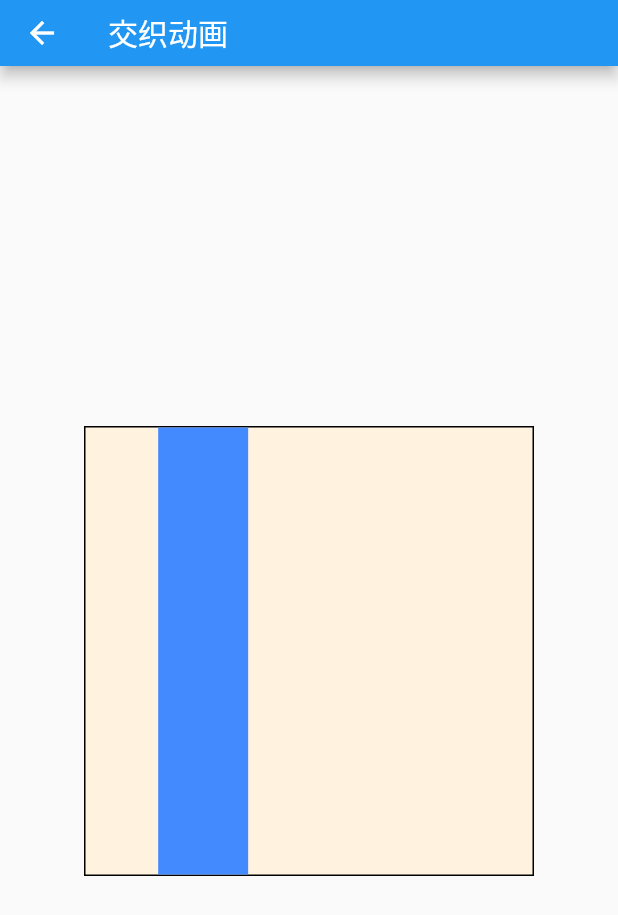
After one commit to dev-zhang/flutter_study, a Flutter app: the StaggerAnimationPage screen opened directly, on a phone screen of 412 x 824 dp. The commit adds this screen. Shown: the top 915 px of the screen. Run offline on Flutter 3.47's test engine with Material 2 defaults, Android fonts, the phone set to English and light mode, and no system bars; our stand-ins replace event_bus, flutter_svg; missing offline and left inert: color_thief_flutter.

Commit message:
添加交织动画示例

```diff
--- a/lib/animation/animation_page.dart
+++ b/lib/animation/animation_page.dart
@@ -4,6 +4,7 @@ import 'package:flutter_study/animation/animated_widget_page.dart';
 import 'package:flutter_study/animation/animationcontroller_page.dart';
 import 'package:flutter_study/animation/hero_page.dart';
 import 'package:flutter_study/animation/route_animation_page.dart';
+import 'package:flutter_study/animation/stagger_animation_page.dart';
 import 'package:flutter_study/constant/constant.dart';
 
 class AnimationPage extends StatelessWidget {
@@ -51,6 +52,11 @@ class AnimationPage extends StatelessWidget {
               title: 'Hero',
               targetPage: HeroPage(),
             ),
+            _buildItem(
+              context,
+              title: '交织动画',
+              targetPage: StaggerAnimationPage(),
+            ),
           ],
         ),
       ),
--- /dev/null
+++ b/lib/animation/stagger_animation_page.dart
@@ -0,0 +1,134 @@
+import 'package:flutter/material.dart';
+import 'package:flutter_study/constant/constant.dart';
+
+class StaggerAnimationPage extends StatefulWidget {
+  @override
+  _StaggerAnimationPageState createState() => _StaggerAnimationPageState();
+}
+
+class _StaggerAnimationPageState extends State<StaggerAnimationPage>
+    with SingleTickerProviderStateMixin {
+  AnimationController _animationController;
+
+  @override
+  void initState() {
+    _animationController = AnimationController(
+      vsync: this,
+      duration: Duration(seconds: 2),
+    );
+    _animationController.repeat(reverse: true);
+
+    super.initState();
+  }
+
+  @override
+  void dispose() {
+    _animationController.dispose();
+    super.dispose();
+  }
+
+  @override
+  Widget build(BuildContext context) {
+    return Scaffold(
+      appBar: PreferredSize(
+        child: AppBar(title: Text('交织动画')),
+        preferredSize: Size.fromHeight(kAppBarHeight),
+      ),
+      body: _buildBody(context),
+    );
+  }
+
+  Future<void> _playOrStopAnimation() async {
+    try {
+      await _animationController.forward().orCancel;
+      await _animationController.reverse().orCancel;
+    } on TickerCanceled {
+      print('=====animation canceled');
+    }
+  }
+
+  Widget _buildBody(BuildContext context) {
+    return GestureDetector(
+      onTap: _playOrStopAnimation,
+      child: Center(
+        child: Container(
+          width: 300,
+          height: 300,
+          decoration: BoxDecoration(
+            color: Colors.orange[50],
+            border: Border.all(),
+          ),
+          child: ZYAnimatedContainer(
+            animationController: _animationController,
+          ),
+        ),
+      ),
+    );
+  }
+}
+
+class ZYAnimatedContainer extends StatefulWidget {
+  final AnimationController animationController;
+
+  const ZYAnimatedContainer({
+    Key key,
+    @required this.animationController,
+  })  : assert(animationController != null),
+        super(key: key);
+
+  @override
+  _ZYAnimatedContainerState createState() => _ZYAnimatedContainerState();
+}
+
+class _ZYAnimatedContainerState extends State<ZYAnimatedContainer> {
+  AnimationController get _animationController => widget.animationController;
+
+  Animation<double> _height;
+  Animation<Color> _color;
+  Animation<EdgeInsets> _padding;
+
+  @override
+  void initState() {
+    _height = Tween<double>(begin: 0, end: 300).animate(
+      CurvedAnimation(
+        parent: _animationController,
+        curve: Interval(0, 0.6, curve: Curves.easeInOut),
+      ),
+    );
+    _color =
+        ColorTween(begin: Colors.orangeAccent, end: Colors.blueAccent).animate(
+      CurvedAnimation(
+        parent: _animationController,
+        curve: Interval(0, 0.6, curve: Curves.easeInOut),
+      ),
+    );
+    _padding =
+        EdgeInsetsTween(begin: EdgeInsets.zero, end: EdgeInsets.only(left: 50))
+            .animate(
+      CurvedAnimation(
+        parent: _animationController,
+        curve: Interval(0.6, 1, curve: Curves.easeInOut),
+      ),
+    );
+
+    super.initState();
+  }
+
+  @override
+  Widget build(BuildContext context) {
+    return AnimatedBuilder(
+      animation: _animationController,
+      builder: (BuildContext context, Widget child) {
+        return Container(
+          alignment: Alignment.bottomLeft,
+          padding: _padding.value,
+          child: Container(
+            width: 60,
+            height: _height.value,
+            color: _color.value,
+          ),
+        );
+      },
+    );
+  }
+}
```
